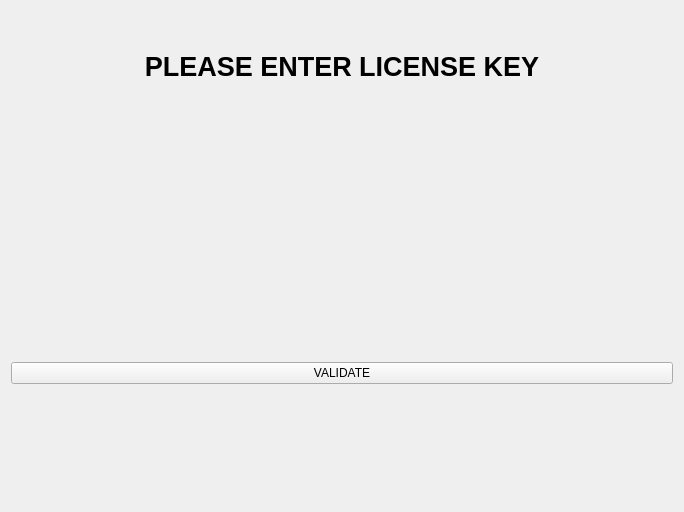
Qt form keybuilder/licensewidget.ui (QtWorks/keymanager) before a commit.
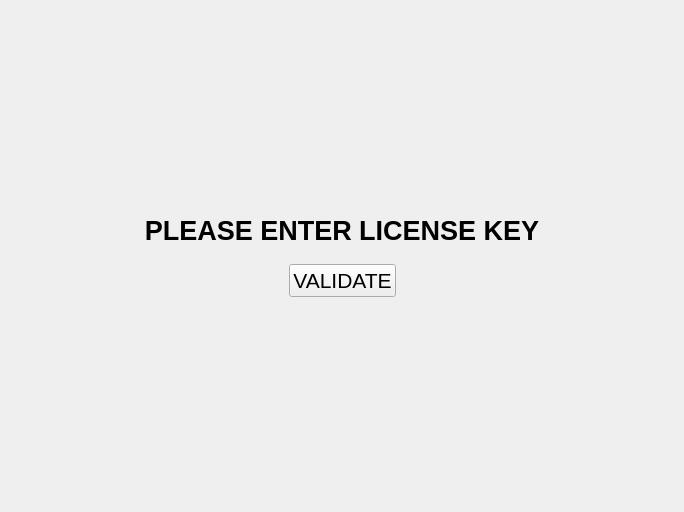
The same form after that commit. Custom widgets are drawn as their Qt base class.

What changed in the file:
```diff
--- a/keybuilder/licensewidget.ui
+++ b/keybuilder/licensewidget.ui
@@ -26,14 +26,52 @@
    <string>Form</string>
   </property>
   <layout class="QGridLayout" name="gridLayout">
+   <item row="4" column="0">
+    <layout class="QHBoxLayout" name="horizontalLayout">
+     <item>
+      <spacer name="horizontalSpacer">
+       <property name="orientation">
+        <enum>Qt::Horizontal</enum>
+       </property>
+       <property name="sizeHint" stdset="0">
+        <size>
+         <width>40</width>
+         <height>20</height>
+        </size>
+       </property>
+      </spacer>
+     </item>
+     <item>
+      <widget class="QPushButton" name="validateButton">
+       <property name="font">
+        <font>
+         <family>Segoe UI</family>
+         <pointsize>16</pointsize>
+         <weight>50</weight>
+         <bold>false</bold>
+        </font>
+       </property>
+       <property name="text">
+        <string>VALIDATE</string>
+       </property>
+      </widget>
+     </item>
+     <item>
+      <spacer name="horizontalSpacer_2">
+       <property name="orientation">
+        <enum>Qt::Horizontal</enum>
+       </property>
+       <property name="sizeHint" stdset="0">
+        <size>
+         <width>40</width>
+         <height>20</height>
+        </size>
+       </property>
+      </spacer>
+     </item>
+    </layout>
+   </item>
    <item row="1" column="0">
-    <layout class="QVBoxLayout" name="verticalLayout">
-     <item>
-      <widget class="KeyWidget" name="questionWidget" native="true"/>
-     </item>
-    </layout>
-   </item>
-   <item row="0" column="0">
     <widget class="QLabel" name="label">
      <property name="font">
       <font>
@@ -50,18 +88,41 @@
      </property>
     </widget>
    </item>
-   <item row="4" column="0">
-    <widget class="QWidget" name="contactInfoWidget" native="true"/>
-   </item>
-   <item row="2" column="0">
-    <widget class="KeyWidget" name="answerWidget" native="true"/>
-   </item>
    <item row="3" column="0">
-    <widget class="QPushButton" name="validateButton">
-     <property name="text">
-      <string>VALIDATE</string>
+    <widget class="KeyWidget" name="answerWidget" native="true"/>
+   </item>
+   <item row="2" column="0">
+    <layout class="QVBoxLayout" name="verticalLayout">
+     <item>
+      <widget class="KeyWidget" name="questionWidget" native="true"/>
+     </item>
+    </layout>
+   </item>
+   <item row="0" column="0">
+    <spacer name="verticalSpacer">
+     <property name="orientation">
+      <enum>Qt::Vertical</enum>
      </property>
-    </widget>
+     <property name="sizeHint" stdset="0">
+      <size>
+       <width>20</width>
+       <height>40</height>
+      </size>
+     </property>
+    </spacer>
+   </item>
+   <item row="5" column="0">
+    <spacer name="verticalSpacer_2">
+     <property name="orientation">
+      <enum>Qt::Vertical</enum>
+     </property>
+     <property name="sizeHint" stdset="0">
+      <size>
+       <width>20</width>
+       <height>40</height>
+      </size>
+     </property>
+    </spacer>
    </item>
   </layout>
  </widget>
```
